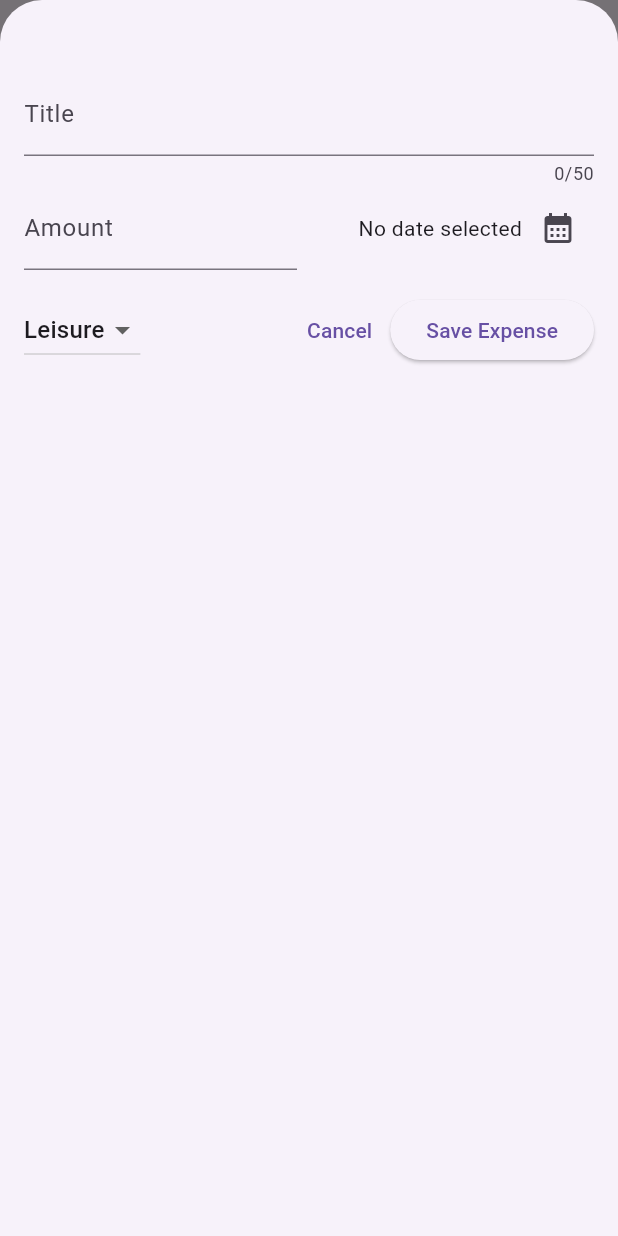
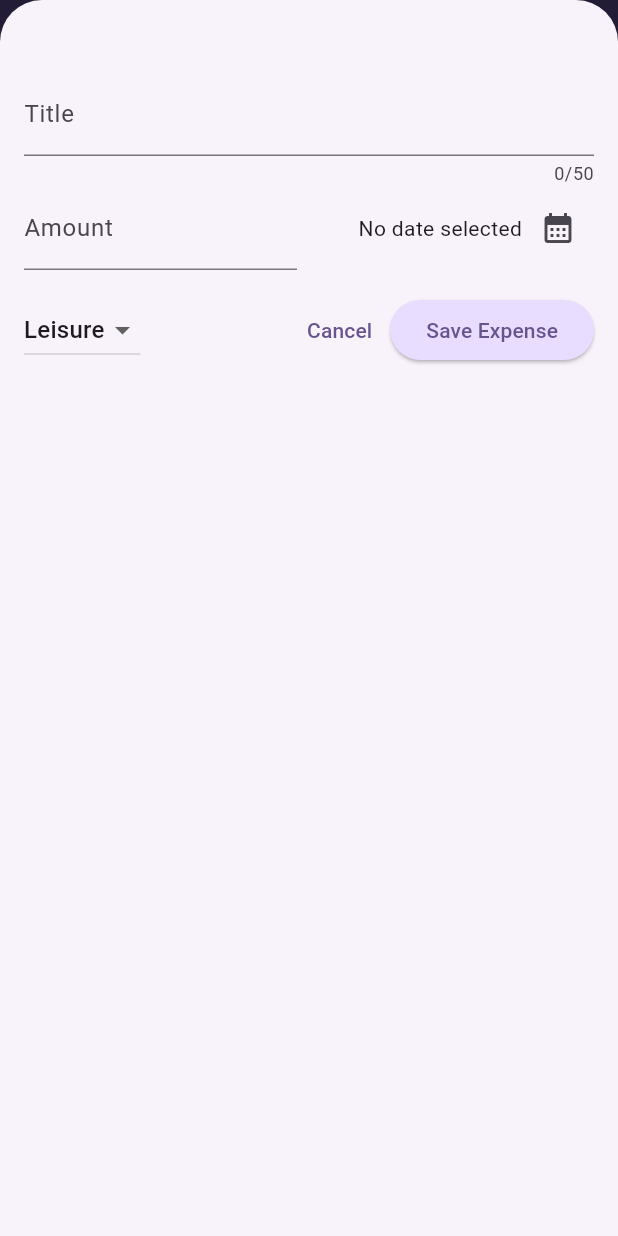
Before and after one commit to echolumaque/expense_tracker, a Flutter app: the screen it shows after launch, after a tap on the "add" icon, on a phone screen of 412 x 824 dp. Run offline on Flutter 3.47's test engine with Material 3 defaults, Android fonts, the phone set to English and light mode, and no system bars.

Commit message:
Started practicing themeing

```diff
--- a/lib/main.dart
+++ b/lib/main.dart
@@ -1,10 +1,40 @@
 import 'package:expense_tracker/widgets/expenses.dart';
 import 'package:flutter/material.dart';
 
+var kColorScheme = ColorScheme.fromSeed(
+  seedColor: const Color.fromARGB(255, 96, 59, 181),
+);
+
 void main() {
   runApp(
-    const MaterialApp(
-      home: Expenses(),
+    MaterialApp(
+      theme: ThemeData().copyWith(
+        colorScheme: kColorScheme,
+        appBarTheme: const AppBarTheme().copyWith(
+          backgroundColor: kColorScheme.onPrimaryContainer,
+          foregroundColor: kColorScheme.onPrimary,
+        ),
+        cardTheme: const CardTheme().copyWith(
+          color: kColorScheme.secondaryContainer,
+          margin: const EdgeInsets.symmetric(
+            horizontal: 16,
+            vertical: 8,
+          ),
+        ),
+        elevatedButtonTheme: ElevatedButtonThemeData(
+          style: ElevatedButton.styleFrom(
+            backgroundColor: kColorScheme.primaryContainer,
+          ),
+        ),
+        textTheme: ThemeData().textTheme.copyWith(
+              titleLarge: TextStyle(
+                fontWeight: FontWeight.normal,
+                color: kColorScheme.onSecondaryContainer,
+                fontSize: 14,
+              ),
+            ),
+      ),
+      home: const Expenses(),
     ),
   );
 }
```
